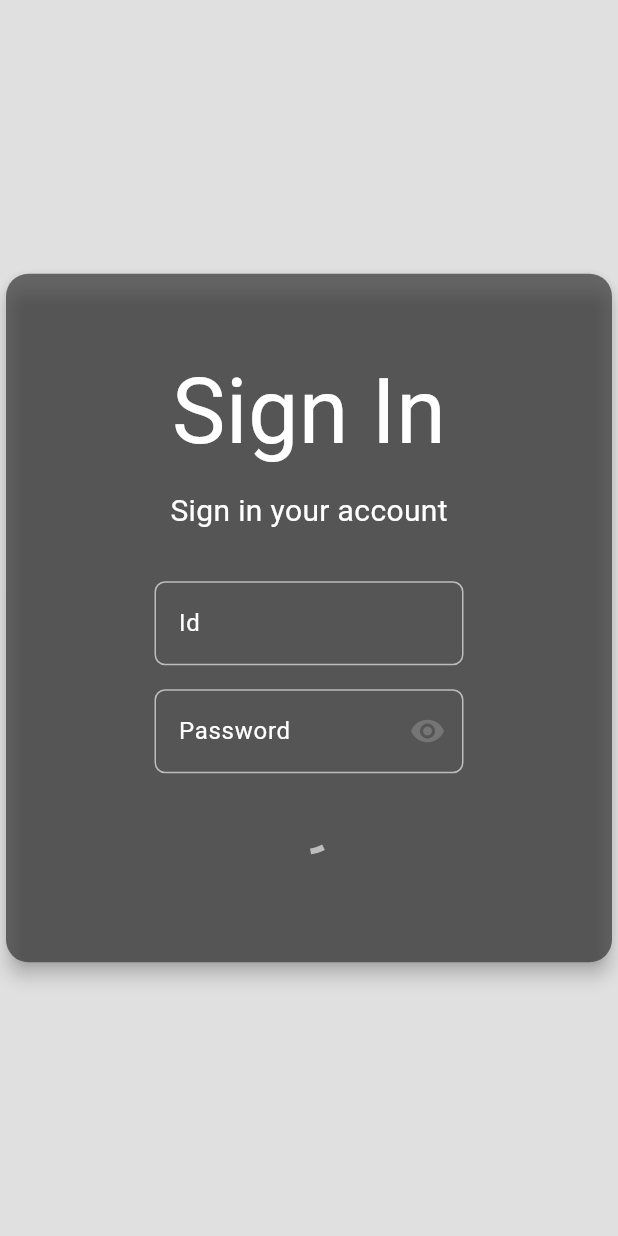
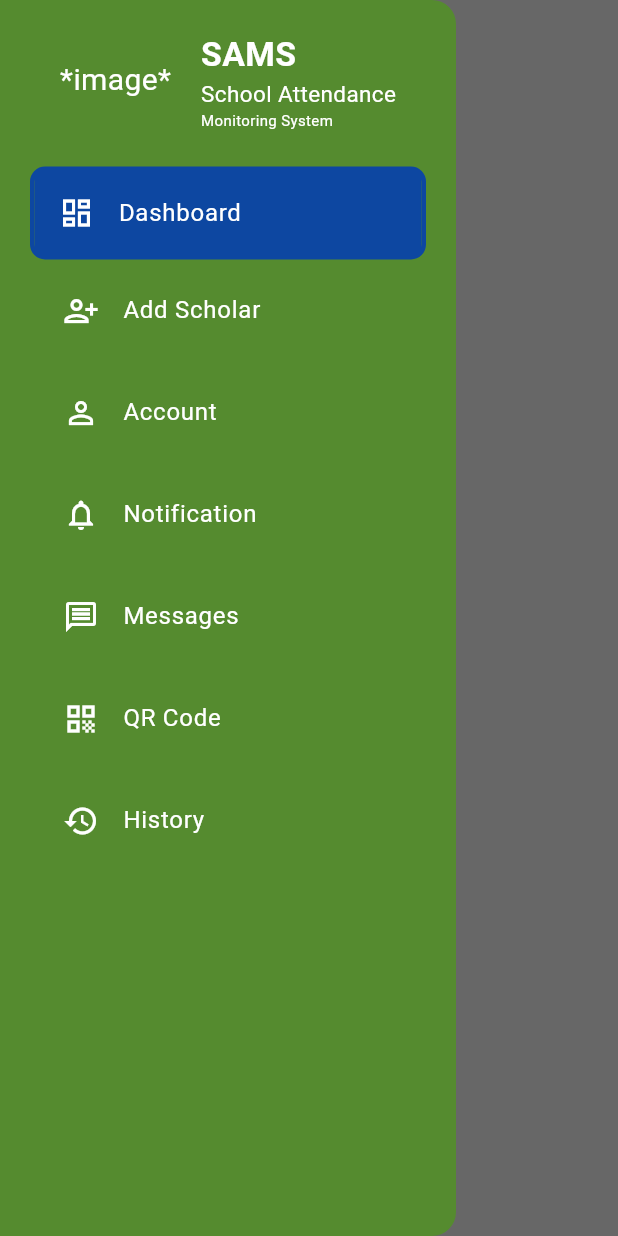
Before and after one commit to Kyusans/flutter-csdl-admin, a Flutter app: the screen it shows after launch, with the side drawer open (before the commit the screen has no drawer), on a phone screen of 412 x 824 dp. Run offline on Flutter 3.47's test engine with Material 3 defaults, Android fonts, the phone set to English and light mode, and no system bars.

Commit message:
added drawer

```diff
--- a/lib/components/loading_spinner.dart
+++ b/lib/components/loading_spinner.dart
@@ -5,8 +5,10 @@ class LoadingSpinner extends StatelessWidget {
 
   @override
   Widget build(BuildContext context) {
-    return const Center(
-      child: CircularProgressIndicator(),
+    return Center(
+      child: CircularProgressIndicator(
+        color: Theme.of(context).colorScheme.inversePrimary,
+      ),
     );
   }
 }
--- /dev/null
+++ b/lib/components/my_drawer.dart
@@ -0,0 +1,309 @@
+import 'package:flutter/material.dart';
+
+class MyDrawer extends StatefulWidget {
+  const MyDrawer({Key? key}) : super(key: key);
+
+  @override
+  _MyDrawerState createState() => _MyDrawerState();
+}
+
+class _MyDrawerState extends State<MyDrawer> {
+  int _selectedTileIndex = 0;
+
+  final List<bool> _isSelectedTileList = [
+    // 0 dashboard
+    true,
+    // 1 add Scholar
+    false,
+    // 2 account
+    false,
+    // 3 notification
+    false,
+    // 4 messages
+    false,
+    // 5 qr code
+    false,
+    // 6 history
+    false,
+  ];
+
+  void updateSelectedIndex(index) {
+    setState(() {
+      _isSelectedTileList[_selectedTileIndex] =
+          !_isSelectedTileList[_selectedTileIndex];
+
+      _isSelectedTileList[index] = !_isSelectedTileList[index];
+      _selectedTileIndex = index;
+    });
+  }
+
+  @override
+  Widget build(BuildContext context) {
+    return Drawer(
+      backgroundColor: Theme.of(context).colorScheme.inversePrimary,
+      child: Padding(
+        padding: const EdgeInsets.all(20.0),
+        child: ListView(
+          children: [
+            // header
+            const Column(
+              children: [
+                Row(
+                  mainAxisAlignment: MainAxisAlignment.spaceEvenly,
+                  children: [
+                    Text(
+                      "*image*",
+                      style: TextStyle(color: Colors.white, fontSize: 20),
+                    ),
+                    Column(
+                      mainAxisAlignment: MainAxisAlignment.spaceEvenly,
+                      crossAxisAlignment: CrossAxisAlignment.start,
+                      children: [
+                        Text(
+                          "SAMS",
+                          style: TextStyle(
+                            color: Colors.white,
+                            fontSize: 22.5,
+                            fontWeight: FontWeight.w600,
+                          ),
+                        ),
+                        Text(
+                          "School Attendance",
+                          style: TextStyle(
+                            color: Colors.white,
+                            fontSize: 15,
+                          ),
+                        ),
+                        Text(
+                          "Monitoring System",
+                          style: TextStyle(
+                            color: Colors.white,
+                            fontSize: 10,
+                          ),
+                        ),
+                      ],
+                    ),
+                  ],
+                )
+              ],
+            ),
+
+            const SizedBox(
+              height: 24,
+            ),
+
+            // 0 dashboard
+            Container(
+              decoration: BoxDecoration(
+                borderRadius: BorderRadius.circular(10),
+                border: Border.all(
+                  color: _isSelectedTileList[0]
+                      ? Theme.of(context).colorScheme.inverseSurface
+                      : Colors.transparent,
+                  width: 3.0,
+                ),
+              ),
+              child: ListTile(
+                selected: _isSelectedTileList[0],
+                selectedTileColor: Theme.of(context).colorScheme.inverseSurface,
+                leading: const Icon(
+                  Icons.dashboard_outlined,
+                  color: Colors.white,
+                ),
+                title: const Text(
+                  "Dashboard",
+                  style: TextStyle(
+                    color: Colors.white,
+                  ),
+                ),
+                onTap: () {
+                  updateSelectedIndex(0);
+                },
+              ),
+            ),
+
+            // 1 add scholar
+            Container(
+              decoration: BoxDecoration(
+                borderRadius: BorderRadius.circular(10),
+                border: Border.all(
+                  color: _isSelectedTileList[1]
+                      ? Theme.of(context).colorScheme.inverseSurface
+                      : Colors.transparent,
+                  width: 6.0,
+                ),
+              ),
+              child: ListTile(
+                selected: _isSelectedTileList[1],
+                selectedTileColor: Theme.of(context).colorScheme.inverseSurface,
+                leading: const Icon(
+                  Icons.person_add_alt,
+                  color: Colors.white,
+                ),
+                title: const Text(
+                  "Add Scholar",
+                  style: TextStyle(
+                    color: Colors.white,
+                  ),
+                ),
+                onTap: () {
+                  updateSelectedIndex(1);
+                },
+              ),
+            ),
+
+            // 2 account
+            Container(
+              decoration: BoxDecoration(
+                borderRadius: BorderRadius.circular(10),
+                border: Border.all(
+                  color: _isSelectedTileList[2]
+                      ? Theme.of(context).colorScheme.inverseSurface
+                      : Colors.transparent,
+                  width: 6.0,
+                ),
+              ),
+              child: ListTile(
+                selected: _isSelectedTileList[2],
+                selectedTileColor: Theme.of(context).colorScheme.inverseSurface,
+                leading: const Icon(
+                  Icons.person_outline,
+                  color: Colors.white,
+                ),
+                title: const Text(
+                  "Account",
+                  style: TextStyle(
+                    color: Colors.white,
+                  ),
+                ),
+                onTap: () {
+                  updateSelectedIndex(2);
+                },
+              ),
+            ),
+
+            // 3 notification
+            Container(
+              decoration: BoxDecoration(
+                borderRadius: BorderRadius.circular(10),
+                border: Border.all(
+                  color: _isSelectedTileList[3]
+                      ? Theme.of(context).colorScheme.inverseSurface
+                      : Colors.transparent,
+                  width: 6.0,
+                ),
+              ),
+              child: ListTile(
+                selected: _isSelectedTileList[3],
+                selectedTileColor: Theme.of(context).colorScheme.inverseSurface,
+                leading: const Icon(
+                  Icons.notifications_none,
+                  color: Colors.white,
+                ),
+                title: const Text(
+                  "Notification",
+                  style: TextStyle(
+                    color: Colors.white,
+                  ),
+                ),
+                onTap: () {
+                  updateSelectedIndex(3);
+                },
+              ),
+            ),
+
+            // 4 messages
+            Container(
+              decoration: BoxDecoration(
+                borderRadius: BorderRadius.circular(10),
+                border: Border.all(
+                  color: _isSelectedTileList[4]
+                      ? Theme.of(context).colorScheme.inverseSurface
+                      : Colors.transparent,
+                  width: 6.0,
+                ),
+              ),
+              child: ListTile(
+                selected: _isSelectedTileList[4],
+                selectedTileColor: Theme.of(context).colorScheme.inverseSurface,
+                leading: const Icon(
+                  Icons.message_outlined,
+                  color: Colors.white,
+                ),
+                title: const Text(
+                  "Messages",
+                  style: TextStyle(
+                    color: Colors.white,
+                  ),
+                ),
+                onTap: () {
+                  updateSelectedIndex(4);
+                },
+              ),
+            ),
+
+            // 5 qr code
+            Container(
+              decoration: BoxDecoration(
+                borderRadius: BorderRadius.circular(10),
+                border: Border.all(
+                  color: _isSelectedTileList[5]
+                      ? Theme.of(context).colorScheme.inverseSurface
+                      : Colors.transparent,
+                  width: 6.0,
+                ),
+              ),
+              child: ListTile(
+                selected: _isSelectedTileList[5],
+                selectedTileColor: Theme.of(context).colorScheme.inverseSurface,
+                leading: const Icon(
+                  Icons.qr_code_outlined,
+                  color: Colors.white,
+                ),
+                title: const Text(
+                  "QR Code",
+                  style: TextStyle(
+                    color: Colors.white,
+                  ),
+                ),
+                onTap: () {
+                  updateSelectedIndex(5);
+                },
+              ),
+            ),
+
+            // 6 history
+            Container(
+              decoration: BoxDecoration(
+                borderRadius: BorderRadius.circular(10),
+                border: Border.all(
+                  color: _isSelectedTileList[6]
+                      ? Theme.of(context).colorScheme.inverseSurface
+                      : Colors.transparent,
+                  width: 6.0,
+                ),
+              ),
+              child: ListTile(
+                selected: _isSelectedTileList[6],
+                selectedTileColor: Theme.of(context).colorScheme.inverseSurface,
+                leading: const Icon(
+                  Icons.history_outlined,
+                  color: Colors.white,
+                ),
+                title: const Text(
+                  "History",
+                  style: TextStyle(
+                    color: Colors.white,
+                  ),
+                ),
+                onTap: () {
+                  updateSelectedIndex(6);
+                },
+              ),
+            ),
+          ],
+        ),
+      ),
+    );
+  }
+}
--- a/lib/components/my_textfield.dart
+++ b/lib/components/my_textfield.dart
@@ -32,7 +32,7 @@ class _MyTextFieldState extends State<MyTextField> {
     return TextFormField(
       controller: widget.controller,
       obscureText: _isObscure,
-      style: TextStyle(
+      style: const TextStyle(
         color: Colors.white,
       ),
       decoration: InputDecoration(
@@ -54,7 +54,7 @@ class _MyTextFieldState extends State<MyTextField> {
           ),
         ),
         labelText: widget.labelText,
-        labelStyle: TextStyle(
+        labelStyle: const TextStyle(
           color: Colors.white,
         ),
         prefixIcon: widget.icon,
--- a/lib/main.dart
+++ b/lib/main.dart
@@ -1,4 +1,5 @@
 import 'package:flutter/material.dart';
+import 'package:flutter_csdl_admin/pages/dashboard.dart';
 import 'package:flutter_csdl_admin/pages/login_page.dart';
 import 'package:flutter_csdl_admin/theme/dark_mode.dart';
 import 'package:flutter_csdl_admin/theme/light_mode.dart';
@@ -14,7 +15,8 @@ class MyApp extends StatelessWidget {
   Widget build(BuildContext context) {
     return MaterialApp(
       debugShowCheckedModeBanner: false,
-      home: LoginPage(),
+      home: Dashboard(),
+      //LoginPage()
       theme: lightMode,
       darkTheme: darkMode,
     );
--- /dev/null
+++ b/lib/pages/dashboard.dart
@@ -0,0 +1,30 @@
+import 'package:flutter/material.dart';
+import 'package:flutter_csdl_admin/components/my_drawer.dart';
+
+class Dashboard extends StatefulWidget {
+  const Dashboard({Key? key}) : super(key: key);
+
+  @override
+  _DashboardState createState() => _DashboardState();
+}
+
+class _DashboardState extends State<Dashboard> {
+  @override
+  Widget build(BuildContext context) {
+    return Scaffold(
+      appBar: AppBar(
+        backgroundColor: Colors.transparent,
+        iconTheme: IconThemeData(
+          color: Theme.of(context).colorScheme.secondary,
+        ),
+      ),
+      backgroundColor: Theme.of(context).colorScheme.background,
+      body: Column(
+        children: [
+          Text("Dashboard mo to"),
+        ],
+      ),
+      drawer: const MyDrawer(),
+    );
+  }
+}
--- a/lib/pages/login_page.dart
+++ b/lib/pages/login_page.dart
@@ -3,6 +3,7 @@ import 'package:flutter/material.dart';
 import 'package:flutter_csdl_admin/components/loading_spinner.dart';
 import 'package:flutter_csdl_admin/components/my_button.dart';
 import 'package:flutter_csdl_admin/components/my_textfield.dart';
+import 'package:flutter_csdl_admin/pages/dashboard.dart';
 import 'package:flutter_csdl_admin/session_storage.dart';
 import 'package:http/http.dart' as http;
 
@@ -17,7 +18,7 @@ class _LoginPageState extends State<LoginPage> {
   final TextEditingController userIdController = TextEditingController();
   final TextEditingController passwordController = TextEditingController();
   late ScaffoldMessengerState scaffoldMessenger = ScaffoldMessenger.of(context);
-  bool _isLoading = true;
+  bool _isLoading = false;
 
   void _login() async {
     setState(() {
@@ -41,7 +42,12 @@ class _LoginPageState extends State<LoginPage> {
       // print("res.body: " + res.body);
 
       if (res.body != "0") {
-        // go to dashboard
+        // ignore: use_build_context_synchronously
+        Navigator.of(context).push(
+          MaterialPageRoute(
+            builder: (context) => const Dashboard(),
+          ),
+        );
       } else {
         scaffoldMessenger.showSnackBar(
           const SnackBar(
--- a/lib/theme/dark_mode.dart
+++ b/lib/theme/dark_mode.dart
@@ -4,9 +4,10 @@ ThemeData darkMode = ThemeData(
   brightness: Brightness.light,
   colorScheme: ColorScheme.light(
     background: Colors.grey.shade900,
-    primary: Colors.grey.shade700,
-    secondary: Colors.grey.shade500,
+    primary: Colors.grey.shade800,
+    secondary: Colors.grey.shade300,
     inversePrimary: Colors.blue[900],
+    inverseSurface: Colors.lightGreen[800],
   ),
   textTheme: ThemeData.light().textTheme.apply(
         bodyColor: Colors.grey[200],
--- a/lib/theme/light_mode.dart
+++ b/lib/theme/light_mode.dart
@@ -6,7 +6,8 @@ ThemeData lightMode = ThemeData(
     background: Colors.grey.shade300,
     primary: Colors.grey.shade400,
     secondary: Colors.grey.shade600,
-    inversePrimary: Colors.lightGreen[700],
+    inversePrimary: Colors.lightGreen[800],
+    inverseSurface: Colors.blue[900],
   ),
   textTheme: ThemeData.light().textTheme.apply(
         bodyColor: Colors.grey[800],
```
